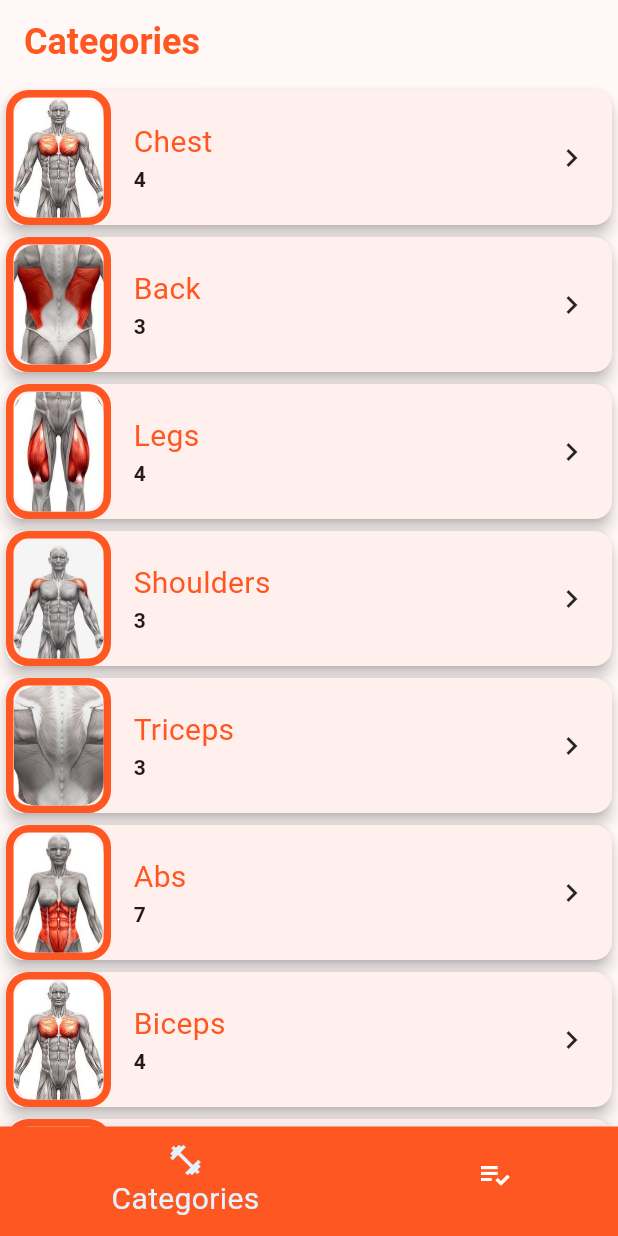
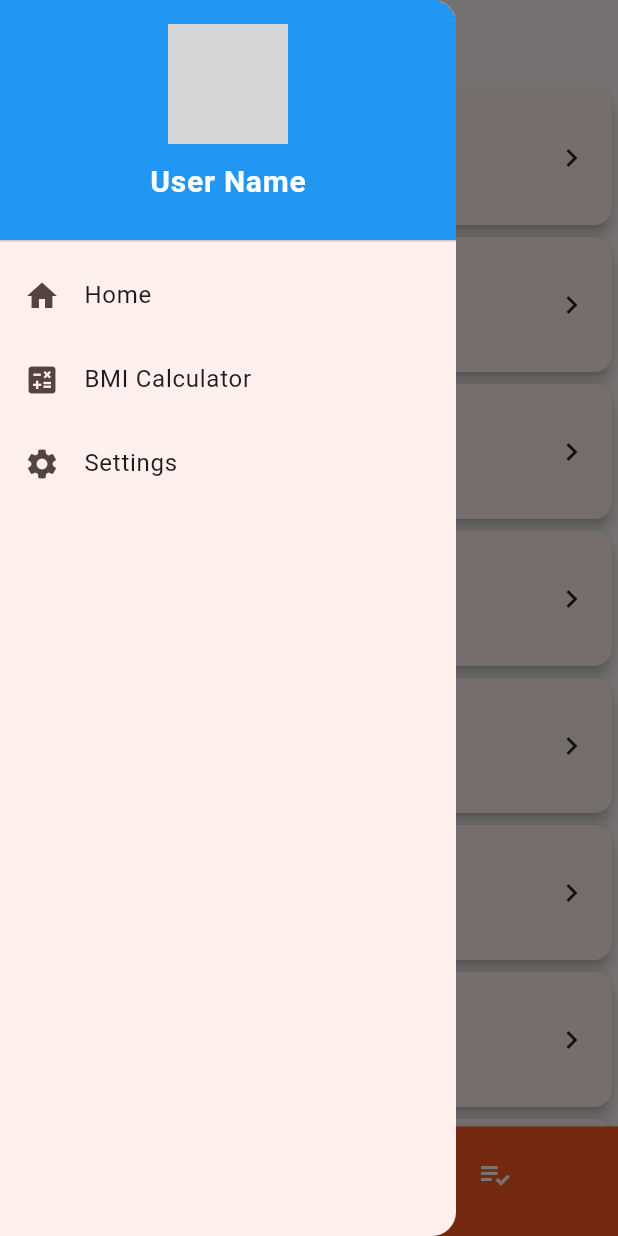
Before and after one commit to Alankoye1/planner_application, a Flutter app: the screen it shows after launch, with the side drawer open (before the commit the screen has no drawer), on a phone screen of 412 x 824 dp. Run offline on Flutter 3.47's test engine with Material 3 defaults, Android fonts, the phone set to English and light mode, and no system bars; grey boxes are pictures that could not be loaded.

Commit message:
feat: Add MyDrawer widget for navigation in the app

```diff
--- a/lib/screens/tab_screen.dart
+++ b/lib/screens/tab_screen.dart
@@ -1,6 +1,7 @@
 import 'package:flutter/material.dart';
 import 'package:planner/screens/category_screen.dart';
 import 'package:planner/screens/myplan_screen.dart';
+import 'package:planner/widgets/my_drawer.dart';
 
 class TabScreen extends StatefulWidget {
   const TabScreen({super.key});
@@ -33,6 +34,7 @@ class _TabScreenState extends State<TabScreen> {
   Widget build(BuildContext context) {
     final theme = Theme.of(context);
     return Scaffold(
+      drawer: const MyDrawer(),
       appBar: AppBar(
         title: Text(
           _pages![_selectedPageIndex]['title'] as String,
--- /dev/null
+++ b/lib/widgets/my_drawer.dart
@@ -0,0 +1,61 @@
+import 'package:flutter/material.dart';
+
+class MyDrawer extends StatelessWidget {
+  const MyDrawer({super.key});
+
+  @override
+  Widget build(BuildContext context) {
+    return Drawer(
+      child: ListView(
+        padding: EdgeInsets.zero,
+        children: [
+          DrawerHeader(
+            decoration: const BoxDecoration(
+              color: Colors.blue,
+            ),
+            child: Column(
+              children: const [
+                CircleAvatar(
+                  radius: 40,
+                  backgroundImage: AssetImage('assets/images/profile.jpg'),
+                ),
+                SizedBox(height: 10),
+                Text(
+                  'User Name',
+                  style: TextStyle(
+                    color: Colors.white,
+                    fontSize: 20,
+                    fontWeight: FontWeight.bold,
+                  ),
+                ),
+              ],
+            ),
+          ),
+          ListTile(
+            leading: const Icon(Icons.home),
+            title: const Text('Home'),
+            onTap: () {
+              Navigator.of(context).pushReplacementNamed('/');
+            },
+          ),
+          ListTile(
+            leading: const Icon(Icons.calculate),
+            title: const Text('BMI Calculator'),
+            onTap: () {
+              // TODO: Navigate to BMI calculator screen
+              // Navigator.of(context).pushReplacementNamed('/bmi-calculator');
+            },
+          ),
+          ListTile(
+            leading: const Icon(Icons.settings),
+            title: const Text('Settings'),
+            onTap: () {
+              // TODO: Navigate to settings screen
+              // Navigator.of(context).pushReplacementNamed('/settings');
+            },
+          ),
+        ],
+      ),
+    );
+  }
+}
```
